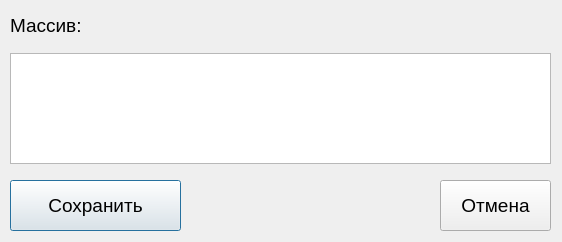
Qt form src/Application/AddArrayWindow.ui (KorablikDimak/RPS) before a commit.
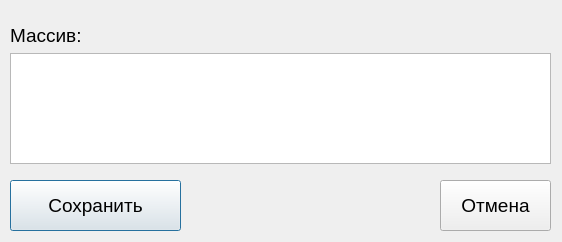
The same form after that commit.

```diff
--- a/src/Application/AddArrayWindow.ui
+++ b/src/Application/AddArrayWindow.ui
@@ -35,9 +35,9 @@
    <property name="geometry">
     <rect>
      <x>10</x>
-     <y>0</y>
+     <y>20</y>
      <width>231</width>
-     <height>51</height>
+     <height>31</height>
     </rect>
    </property>
    <property name="font">
```
Left out of the diff: 2 changed lines with no effect on the pictures.
